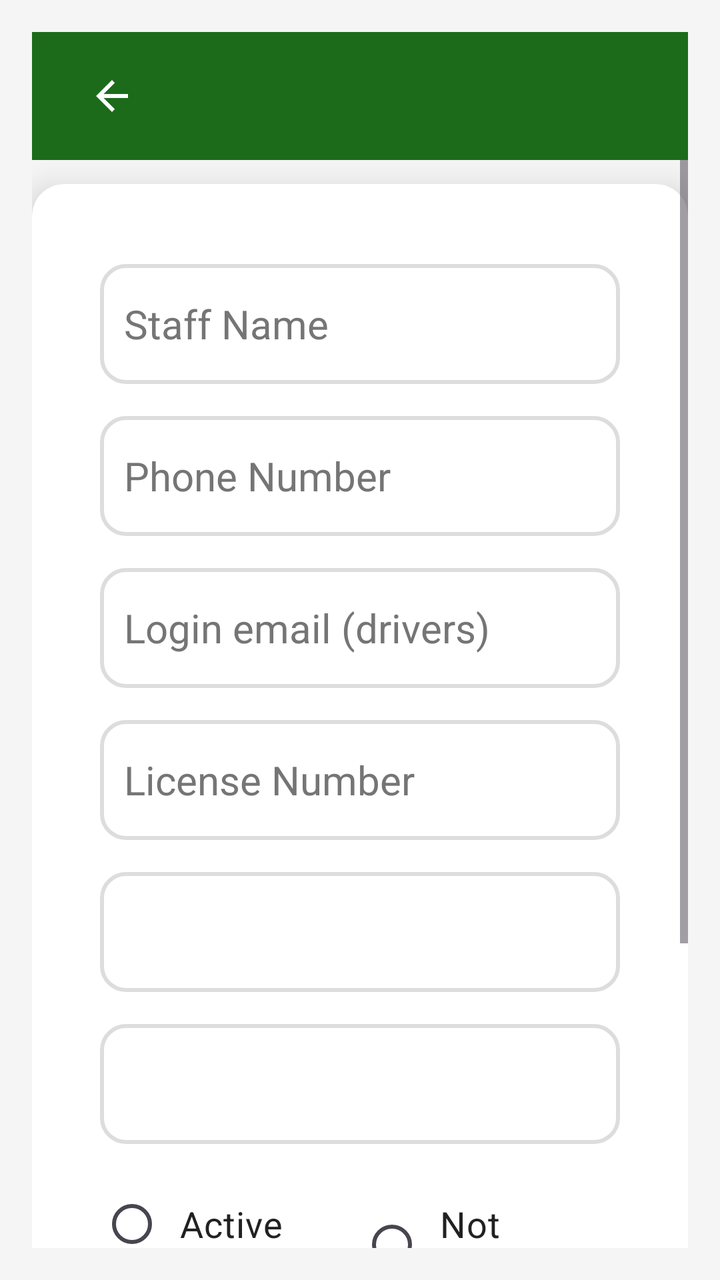
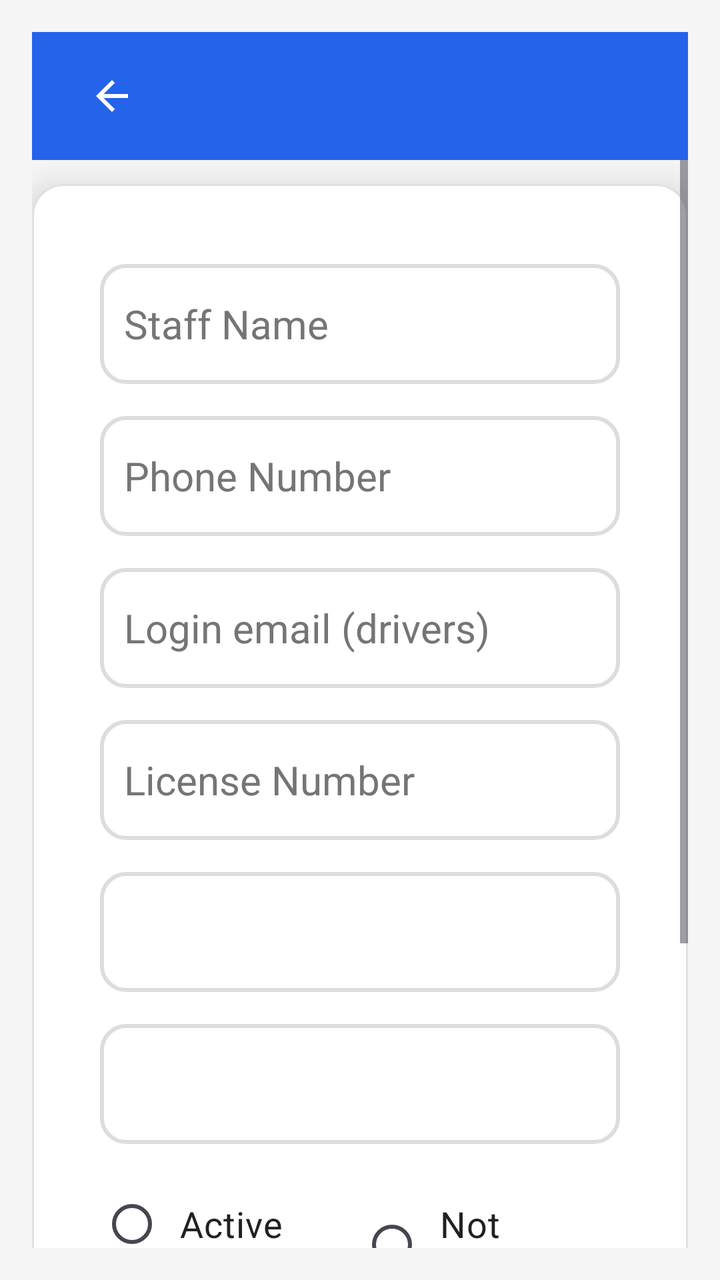

The first picture is an Android layout as it rendered before a commit; the second is the same layout after the commit. The layout source and the unified diff follow.
<!-- AndroidManifest.xml: application theme Theme.TransportApp -->
<!-- res/layout/activity_add_staff.xml -->
<?xml version="1.0" encoding="utf-8"?>
<LinearLayout xmlns:android="http://schemas.android.com/apk/res/android"
    xmlns:app="http://schemas.android.com/apk/res-auto"
    android:layout_width="match_parent"
    android:layout_height="match_parent"
    android:background="@color/screen_background"
    android:orientation="vertical"
    android:padding="16dp">

    
    <include
        layout="@layout/toolbar"
        android:layout_width="match_parent"
        android:layout_height="?attr/actionBarSize" />

    
    <ScrollView
        android:layout_width="match_parent"
        android:layout_height="0dp"
        android:layout_weight="1"
        android:fillViewport="true">

        
        <com.google.android.material.card.MaterialCardView
            android:layout_width="match_parent"
            android:layout_height="wrap_content"
            android:layout_marginTop="12dp"
            android:backgroundTint="@color/surface"
            app:cardCornerRadius="16dp"
            app:cardElevation="10dp">

            <LinearLayout
                android:layout_width="match_parent"
                android:layout_height="wrap_content"
                android:orientation="vertical"
                android:padding="24dp">

                
                <EditText
                    android:id="@+id/driverNameInput"
                    android:layout_width="match_parent"
                    android:layout_height="60dp"
                    android:layout_marginHorizontal="10dp"
                    android:layout_marginTop="16dp"
                    android:background="@drawable/edittext_background"
                    android:hint="@string/hint_staff_name"
                    android:inputType="text"
                    android:padding="12dp"
                    android:textColor="@color/text_primary"
                    android:textColorHint="@color/text_hint"
                    android:textSize="20sp" />

                
                <EditText
                    android:id="@+id/driverPhoneInput"
                    android:layout_width="match_parent"
                    android:layout_height="60dp"
                    android:layout_marginHorizontal="10dp"
                    android:layout_marginTop="16dp"
                    android:background="@drawable/edittext_background"
                    android:hint="@string/hint_phone_number"
                    android:inputType="phone"
                    android:padding="12dp"
                    android:textColor="@color/text_primary"
                    android:textColorHint="@color/text_hint"
                    android:textSize="20sp" />

                
                <EditText
                    android:id="@+id/staffEmailInput"
                    android:layout_width="match_parent"
                    android:layout_height="60dp"
                    android:layout_marginHorizontal="10dp"
                    android:layout_marginTop="16dp"
                    android:autofillHints="emailAddress"
                    android:background="@drawable/edittext_background"
                    android:hint="@string/staff_email_hint"
                    android:inputType="textEmailAddress"
                    android:padding="12dp"
                    android:textColor="@color/text_primary"
                    android:textColorHint="@color/text_hint"
                    android:textSize="20sp" />

                
                <EditText
                    android:id="@+id/licenseNumberInput"
                    android:layout_width="match_parent"
                    android:layout_height="60dp"
                    android:layout_marginHorizontal="10dp"
                    android:layout_marginTop="16dp"
                    android:background="@drawable/edittext_background"
                    android:hint="@string/hint_license_number"
                    android:inputType="text"
                    android:padding="12dp"
                    android:textColor="@color/text_primary"
                    android:textColorHint="@color/text_hint"
                    android:textSize="20sp" />

                
                <Spinner
                    android:id="@+id/vehicleDropdown"
                    android:layout_width="match_parent"
                    android:layout_height="60dp"
                    android:layout_marginHorizontal="10dp"
                    android:layout_marginTop="16dp"
                    android:background="@drawable/edittext_background"
                    android:padding="12dp"
                    android:spinnerMode="dropdown" />

                
                <Spinner
                    android:id="@+id/routeDropdown"
                    android:layout_width="match_parent"
                    android:layout_height="60dp"
                    android:layout_marginHorizontal="10dp"
                    android:layout_marginTop="16dp"
                    android:background="@drawable/edittext_background"
                    android:padding="12dp"
                    android:spinnerMode="dropdown" />

                
                <RadioGroup
                    android:id="@+id/statusRadioGroup"
                    android:layout_width="match_parent"
                    android:layout_height="wrap_content"
                    android:layout_marginHorizontal="10dp"
                    android:layout_marginTop="16dp"
                    android:orientation="horizontal">

                    <RadioButton
                        android:id="@+id/activeRadioButton"
                        android:layout_width="0dp"
                        android:layout_height="wrap_content"
                        android:layout_weight="1"
                        android:padding="8dp"
                        android:text="@string/active"
                        android:textColor="@color/text_primary"
                        android:textSize="18sp" />

                    <RadioButton
                        android:id="@+id/notActiveRadioButton"
                        android:layout_width="0dp"
                        android:layout_height="wrap_content"
                        android:layout_weight="1"
                        android:padding="8dp"
                        android:text="@string/not_active"
                        android:textColor="@color/text_primary"
                        android:textSize="18sp" />
                </RadioGroup>

                
                <RadioGroup
                    android:id="@+id/roleRadioGroup"
                    android:layout_width="match_parent"
                    android:layout_height="wrap_content"
                    android:layout_marginHorizontal="10dp"
                    android:layout_marginTop="16dp"
                    android:orientation="horizontal">

                    <RadioButton
                        android:id="@+id/driverRadioButton"
                        android:layout_width="0dp"
                        android:layout_height="wrap_content"
                        android:layout_weight="1"
                        android:checked="true"
                        android:padding="8dp"
                        android:text="@string/driver"
                        android:textColor="@color/text_primary"
                        android:textSize="18sp" />

                    <RadioButton
                        android:id="@+id/attendantRadioButton"
                        android:layout_width="0dp"
                        android:layout_height="wrap_content"
                        android:layout_weight="1"
                        android:padding="8dp"
                        android:text="@string/attendant"
                        android:textColor="@color/text_primary"
                        android:textSize="18sp" />
                </RadioGroup>

                
                <Button
                    android:id="@+id/saveDriverButton"
                    android:layout_width="match_parent"
                    android:layout_height="wrap_content"
                    android:layout_gravity="center"
                    android:layout_marginTop="24dp"
                    android:layout_marginBottom="10dp"
                    android:backgroundTint="@color/green"
                    android:padding="16dp"
                    android:text="@string/save_staff"
                    android:textColor="@android:color/white"
                    android:textSize="18sp"
                    android:textStyle="bold"
                    app:cornerRadius="12dp" />
            </LinearLayout>
        </com.google.android.material.card.MaterialCardView>
    </ScrollView>
</LinearLayout>
<!-- res/layout/toolbar.xml (included above) -->
<?xml version="1.0" encoding="utf-8"?>
<com.google.android.material.appbar.MaterialToolbar xmlns:android="http://schemas.android.com/apk/res/android"
    xmlns:app="http://schemas.android.com/apk/res-auto"
    android:id="@+id/toolbar"
    android:layout_width="match_parent"
    android:layout_height="?attr/actionBarSize"
    android:background="@color/green"
    android:elevation="4dp"
    android:theme="@style/ThemeOverlay.AppCompat.Dark.ActionBar">

    <ImageButton
        android:id="@+id/backButton"
        android:layout_width="48dp"
        android:layout_height="48dp"
        android:layout_marginStart="12dp"
        android:background="@null"
        android:contentDescription="@string/back_button_desc"
        android:src="@drawable/baseline_arrow_back_24"
        app:tint="@android:color/white" />

    <TextView
        android:id="@+id/toolbar_title"
        android:layout_width="wrap_content"
        android:layout_height="wrap_content"
        android:layout_gravity="center"
        android:textColor="@android:color/white"
        android:textSize="22sp"
        android:textStyle="bold" />

    
    <ImageButton
        android:id="@+id/signOutButton"
        android:layout_width="48dp"
        android:layout_height="48dp"
        android:layout_gravity="end"
        android:layout_marginEnd="8dp"
        android:background="?attr/selectableItemBackgroundBorderless"
        android:contentDescription="@string/sign_out"
        android:src="@drawable/baseline_logout_24"
        android:visibility="gone"
        app:tint="@android:color/white" />
</com.google.android.material.appbar.MaterialToolbar>
<!-- resources referenced by this layout -->
<resources>
  <color name="green">#1B6B1B</color>
  <color name="screen_background">#F5F5F5</color>
  <color name="surface">#FFFFFF</color>
  <color name="text_hint">#757575</color>
  <color name="text_primary">#212121</color>
  <!-- drawable baseline_arrow_back_24 (drawable) -->
  <vector xmlns:android="http://schemas.android.com/apk/res/android" android:autoMirrored="true" android:height="24dp" android:tint="@color/text_secondary" android:viewportHeight="24" android:viewportWidth="24" android:width="24dp">
        
      <path android:fillColor="@android:color/white" android:pathData="M20,11H7.83l5.59,-5.59L12,4l-8,8 8,8 1.41,-1.41L7.83,13H20v-2z"/>
      
  </vector>
  <!-- drawable baseline_logout_24 (drawable) -->
  <vector xmlns:android="http://schemas.android.com/apk/res/android" android:autoMirrored="true" android:height="24dp" android:tint="@color/white" android:viewportHeight="24" android:viewportWidth="24" android:width="24dp">
      <path android:fillColor="@android:color/white" android:pathData="M17,7l-1.41,1.41L18.17,11H8v2h10.17l-2.58,2.58L17,17l5,-5zM4,5h8V3H4c-1.1,0 -2,0.9 -2,2v14c0,1.1 0.9,2 2,2h8v-2H4V5z"/>
  </vector>
  <!-- drawable edittext_background (drawable) -->
  <?xml version="1.0" encoding="utf-8"?>
  <shape xmlns:android="http://schemas.android.com/apk/res/android">
      <solid android:color="@color/surface" />
      <corners android:radius="12dp" />
      <stroke android:width="2dp" android:color="@color/border_light" />
  </shape>
  <string name="active">Active</string>
  <string name="attendant">Attendant</string>
  <string name="back_button_desc">Navigate back</string>
  <string name="driver">Driver</string>
  <string name="hint_license_number">License Number</string>
  <string name="hint_phone_number">Phone Number</string>
  <string name="hint_staff_name">Staff Name</string>
  <string name="not_active">Not Active</string>
  <string name="save_staff">Save Staff</string>
  <string name="sign_out">Sign out</string>
  <string name="staff_email_hint">Login email (drivers)</string>
  <style name="Theme.TransportApp" parent="Base.Theme.TransportApp" />
  <color name="text_secondary">#616161</color>
  <color name="white">#FFFFFFFF</color>
  <color name="border_light">#DDDDDD</color>
  <style name="Base.Theme.TransportApp" parent="Theme.Material3.DayNight.NoActionBar">
          
          <item name="colorPrimary">@color/green</item>
          <item name="colorOnPrimary">@color/white</item>
          <item name="colorSecondary">@color/accent_orange</item>
          <item name="colorOnSecondary">@color/white</item>
          
          <item name="materialCardViewStyle">@style/Widget.Material3.CardView.Elevated</item>
      </style>
  <color name="accent_orange">#B45309</color>
</resources>

<!-- the commit's change to res/layout/activity_add_staff.xml (unified diff, before → after) -->
@@ -187,7 +187,7 @@
                     android:layout_gravity="center"
                     android:layout_marginTop="24dp"
                     android:layout_marginBottom="10dp"
-                    android:backgroundTint="@color/green"
+                    android:backgroundTint="@color/brand_primary"
                     android:padding="16dp"
                     android:text="@string/save_staff"
                     android:textColor="@android:color/white"
@@ -205,7 +205,7 @@
     android:id="@+id/toolbar"
     android:layout_width="match_parent"
     android:layout_height="?attr/actionBarSize"
-    android:background="@color/green"
+    android:background="@color/brand_primary"
     android:elevation="4dp"
     android:theme="@style/ThemeOverlay.AppCompat.Dark.ActionBar">
 
<!-- resource entries referenced after the edit -->
@@ -1,6 +1,6 @@
 <!-- resources referenced by this layout -->
 <resources>
-  <color name="green">#1B6B1B</color>
+  <color name="brand_primary">#2563EB</color>
   <color name="screen_background">#F5F5F5</color>
   <color name="surface">#FFFFFF</color>
   <color name="text_hint">#757575</color>
@@ -38,14 +38,32 @@
   <color name="white">#FFFFFFFF</color>
   <color name="border_light">#DDDDDD</color>
   <style name="Base.Theme.TransportApp" parent="Theme.Material3.DayNight.NoActionBar">
-          
-          <item name="colorPrimary">@color/green</item>
-          <item name="colorOnPrimary">@color/white</item>
+          <item name="colorPrimary">@color/theme_primary</item>
+          <item name="colorOnPrimary">@color/theme_on_primary</item>
+          <item name="colorPrimaryContainer">@color/theme_primary_container</item>
+          <item name="colorOnPrimaryContainer">@color/theme_on_primary_container</item>
           <item name="colorSecondary">@color/accent_orange</item>
           <item name="colorOnSecondary">@color/white</item>
+          <item name="colorSurfaceVariant">@color/surface_variant</item>
+          <item name="colorOutlineVariant">@color/outline_card</item>
           
-          <item name="materialCardViewStyle">@style/Widget.Material3.CardView.Elevated</item>
+          <item name="materialCardViewStyle">@style/Widget.Transport.Card</item>
       </style>
+  <color name="theme_primary">#2563EB</color>
+  <color name="theme_on_primary">#FFFFFF</color>
+  <color name="theme_primary_container">#DBEAFE</color>
+  <color name="theme_on_primary_container">#1E3A8A</color>
   <color name="accent_orange">#B45309</color>
+  <color name="surface_variant">#F1F3F4</color>
+  <color name="outline_card">#E0E0E0</color>
+  <style name="Widget.Transport.Card" parent="Widget.Material3.CardView.Elevated">
+          <item name="cardCornerRadius">@dimen/radius_l</item>
+          <item name="cardElevation">@dimen/card_elevation_default</item>
+          <item name="strokeColor">@color/outline_card</item>
+          <item name="strokeWidth">1dp</item>
+          <item name="cardBackgroundColor">@color/surface</item>
+      </style>
+  <dimen name="radius_l">16dp</dimen>
+  <dimen name="card_elevation_default">2dp</dimen>
 </resources>
 
